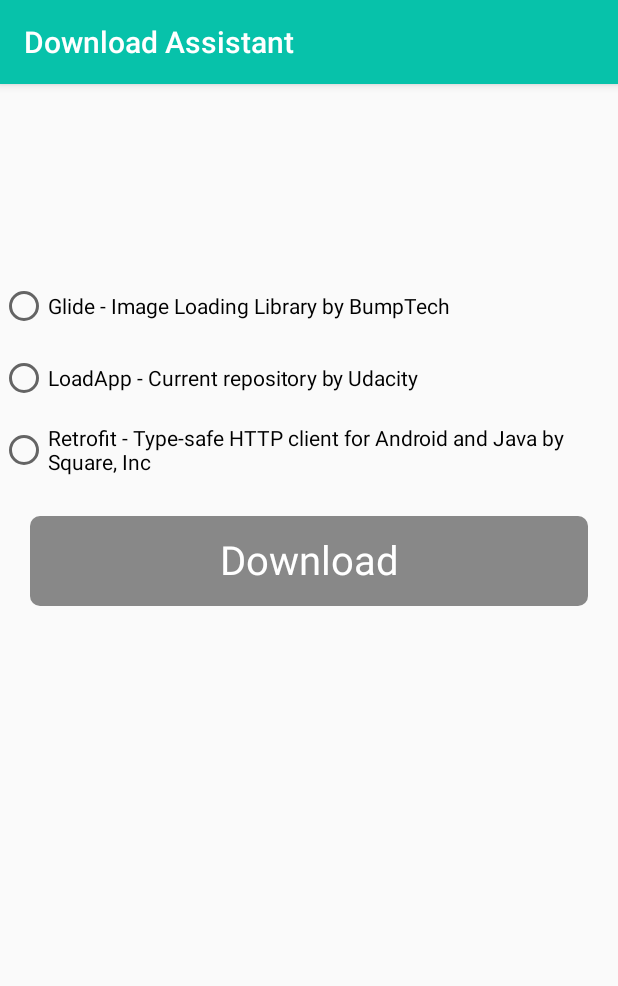
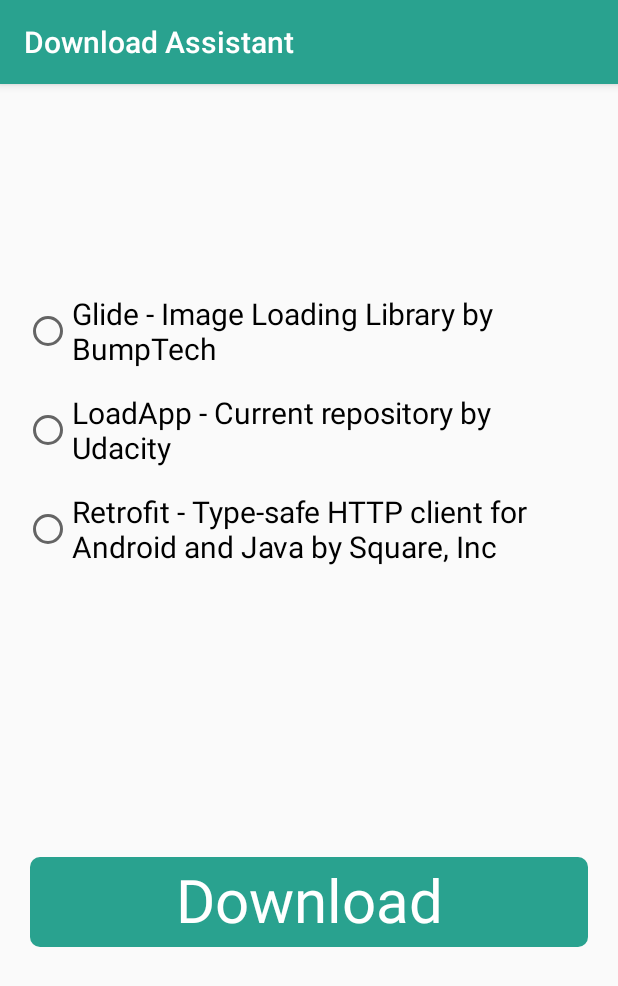
Before and after one commit to venfriti/download-assistant, an Android app: the screen it shows after launch (MainActivity), on a phone screen of 412 x 824 dp. Shown: the top 986 px of the screen. Run offline under Robolectric (Android 15) with nearby library versions, the phone set to English and light mode, and no system bars.

Commit message:
redesigned the buttons

```diff
--- a/app/src/main/java/com/example/LoadingButton.kt
+++ b/app/src/main/java/com/example/LoadingButton.kt
@@ -21,7 +21,7 @@ class LoadingButton @JvmOverloads constructor(
 
     private val textPaint = Paint().apply {
         color = Color.WHITE
-        textSize = 40f
+        textSize = 60f
         textAlign = Paint.Align.CENTER
     }
 
@@ -42,14 +42,10 @@ class LoadingButton @JvmOverloads constructor(
         super.onDraw(canvas)
 
         val paint = Paint()
-        paint.color = Color.GRAY
+        paint.color = context.getColor(R.color.colorPrimary)
 
         val rect = RectF(0f, 0f, width.toFloat(), height.toFloat())
         canvas.drawRoundRect(rect, 10f, 10f, paint)
-
-        paint.color = Color.GRAY
-        paint.style = Paint.Style.STROKE
-        paint.strokeWidth = 2f
 
         val textHeight = textPaint.descent() - textPaint.ascent()
         val textOffset = textHeight / 2 - textPaint.descent()
--- a/app/src/main/res/layout/content_main.xml
+++ b/app/src/main/res/layout/content_main.xml
@@ -20,20 +20,38 @@
         <RadioButton
             android:id="@+id/option_one"
             android:layout_width="match_parent"
-            android:layout_height="48dp"
-            android:text="@string/glide_image_loading_library_by_bumptech"/>
+            android:layout_height="wrap_content"
+            android:minHeight="48dp"
+            android:layout_marginLeft="16dp"
+            android:layout_marginRight="16dp"
+            android:layout_marginTop="15dp"
+            android:textSize="20sp"
+            android:text="@string/glide_image_loading_library_by_bumptech"
+            android:contentDescription="@string/glide_image_loading_library_by_bumptech"/>
 
         <RadioButton
             android:id="@+id/option_two"
             android:layout_width="match_parent"
-            android:layout_height="48dp"
-            android:text="@string/loadapp_current_repository_by_udacity"/>
+            android:layout_height="wrap_content"
+            android:minHeight="48dp"
+            android:layout_marginLeft="16dp"
+            android:layout_marginRight="16dp"
+            android:layout_marginTop="15dp"
+            android:textSize="20sp"
+            android:text="@string/loadapp_current_repository_by_udacity"
+            android:contentDescription="@string/loadapp_current_repository_by_udacity"/>
 
         <RadioButton
             android:id="@+id/option_three"
             android:layout_width="match_parent"
-            android:layout_height="48dp"
-            android:text="@string/retrofit_type_safe_http_client_for_android_and_java_by_square_inc"/>
+            android:layout_height="wrap_content"
+            android:minHeight="48dp"
+            android:textSize="20sp"
+            android:layout_marginLeft="16dp"
+            android:layout_marginRight="16dp"
+            android:layout_marginTop="15dp"
+            android:text="@string/retrofit_type_safe_http_client_for_android_and_java_by_square_inc"
+            android:contentDescription="@string/retrofit_type_safe_http_client_for_android_and_java_by_square_inc"/>
     </RadioGroup>
 
     <com.example.LoadingButton
@@ -41,9 +59,11 @@
         android:layout_width="match_parent"
         android:layout_height="60dp"
         android:layout_margin="20dp"
+        android:contentDescription="@string/download"
+        android:text="@string/download"
+        app:layout_constraintBottom_toBottomOf="parent"
         app:layout_constraintEnd_toEndOf="parent"
         app:layout_constraintStart_toStartOf="parent"
-        app:layout_constraintTop_toBottomOf="@id/radio_group"
-        android:text="@string/download" />
+        app:layout_constraintTop_toBottomOf="@id/radio_group" />
 
 </androidx.constraintlayout.widget.ConstraintLayout>
--- a/app/src/main/res/values/colors.xml
+++ b/app/src/main/res/values/colors.xml
@@ -1,6 +1,6 @@
 <?xml version="1.0" encoding="utf-8"?>
 <resources>
-    <color name="colorPrimary">#07C2AA</color>
+    <color name="colorPrimary">#29A28F</color>
     <color name="colorPrimaryDark">#004349</color>
     <color name="colorAccent">#F9A825</color>
     <color name="white">#FFFFFF</color>
```
